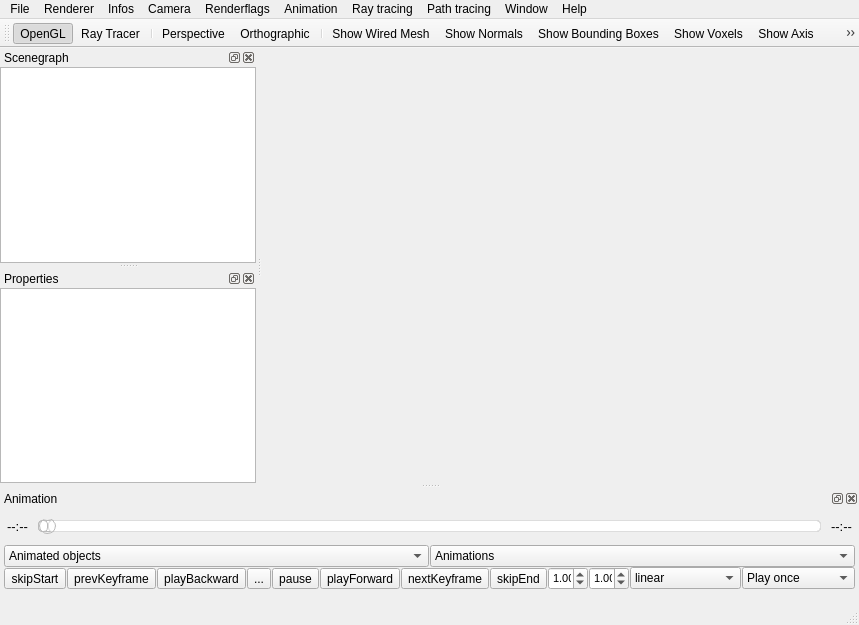
Qt form app-Viewer-Qt/qtMainWindow.ui (cpvrlab/SLProject) before a commit.
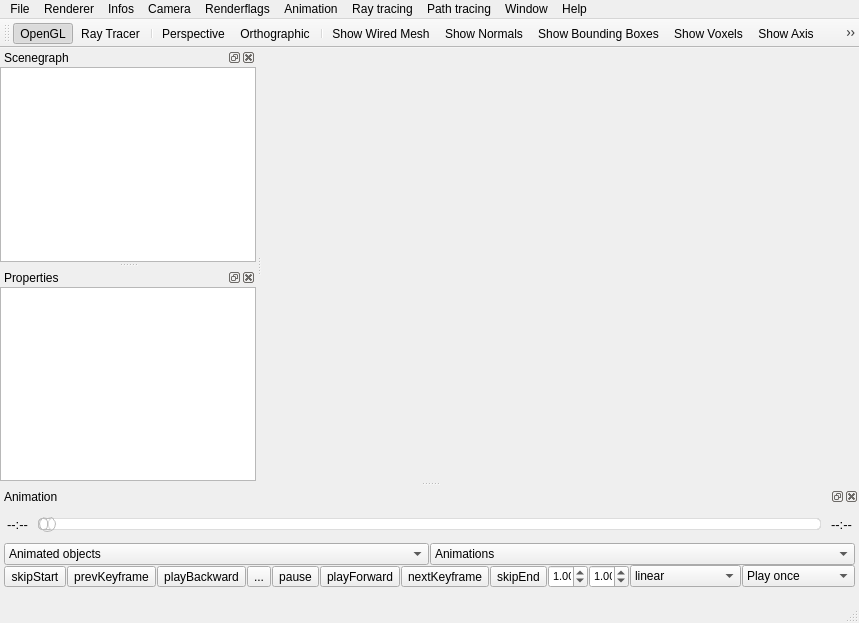
The same form after that commit. Icons and pictures are not drawn. Custom widgets are drawn as their Qt base class.

```diff
--- a/app-Viewer-Qt/qtMainWindow.ui
+++ b/app-Viewer-Qt/qtMainWindow.ui
@@ -6,8 +6,8 @@
    <rect>
     <x>0</x>
     <y>0</y>
-    <width>614</width>
-    <height>625</height>
+    <width>728</width>
+    <height>623</height>
    </rect>
   </property>
   <property name="sizePolicy">
```
Left out of the diff: 4 changed lines with no effect on the pictures.
